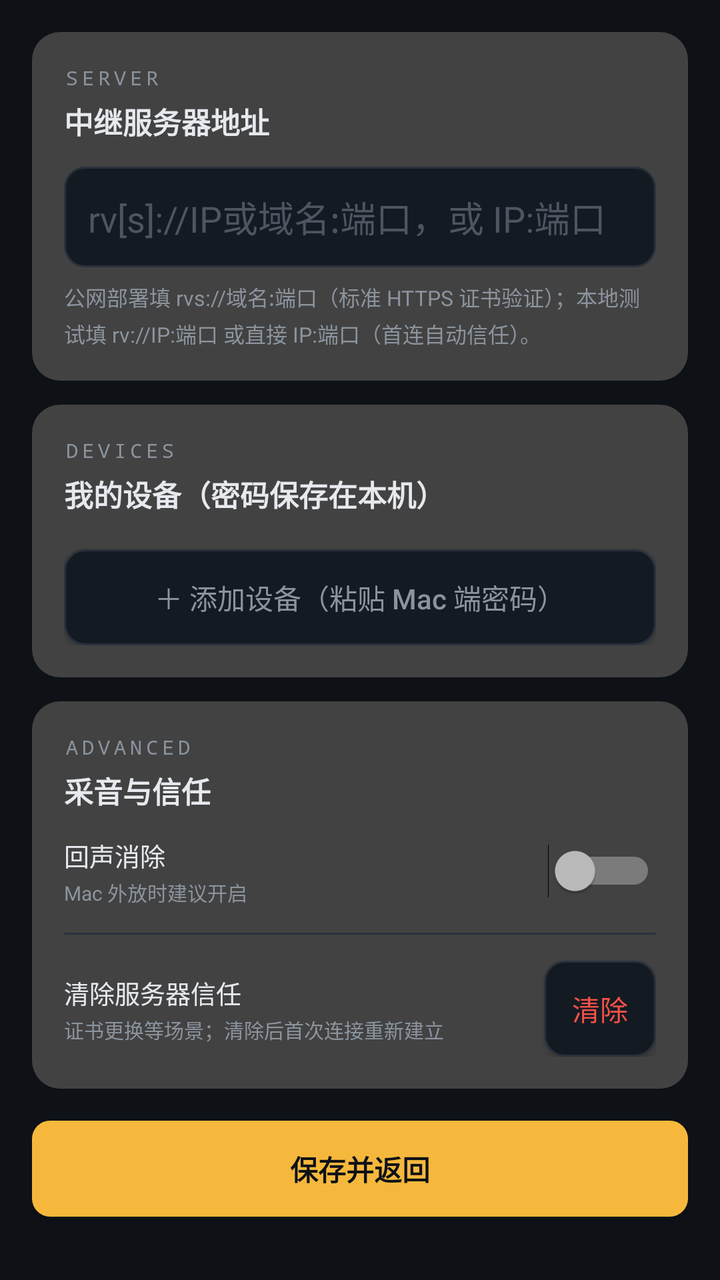
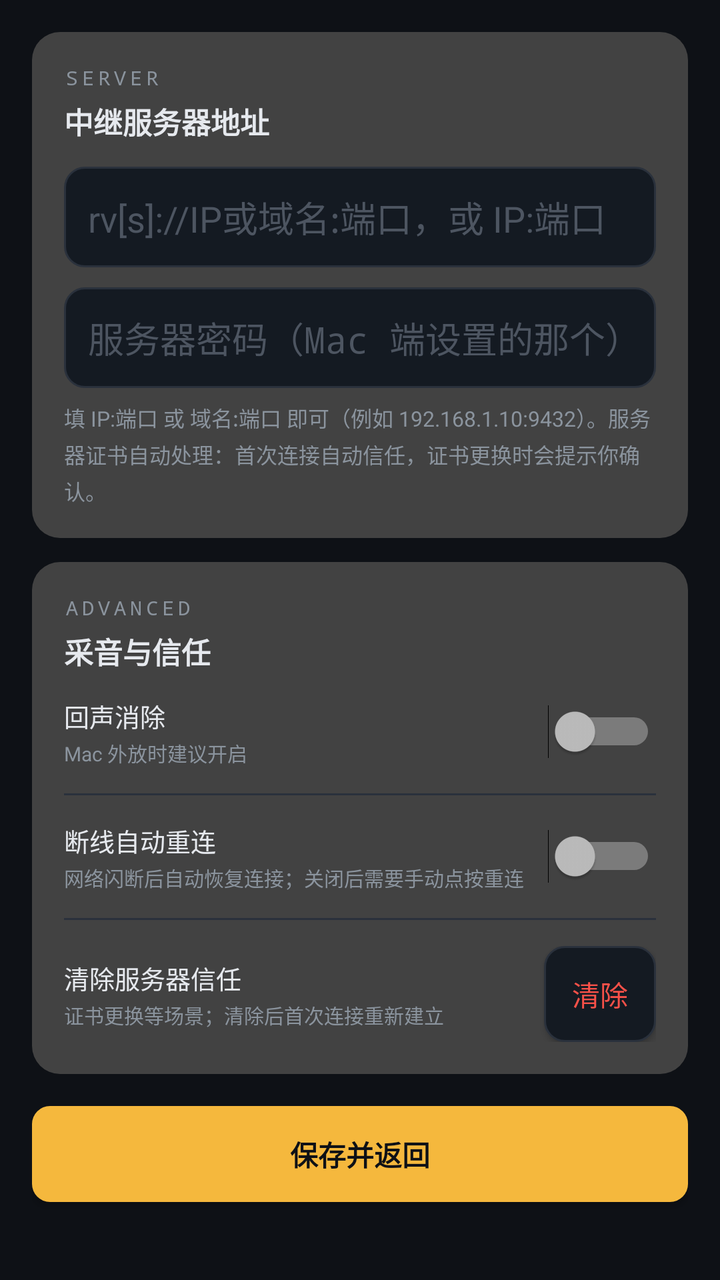

An Android layout rendered at two revisions. The XML below is the earlier revision; the diff shows what the commit changed to produce the second picture.
<!-- AndroidManifest.xml: application theme RVTheme -->
<!-- res/layout/activity_settings.xml -->
<?xml version="1.0" encoding="utf-8"?>
<ScrollView xmlns:android="http://schemas.android.com/apk/res/android"
    android:layout_width="match_parent"
    android:layout_height="match_parent">

    <LinearLayout
        android:layout_width="match_parent"
        android:layout_height="wrap_content"
        android:orientation="vertical"
        android:padding="16dp">

        
        <LinearLayout
            android:layout_width="match_parent"
            android:layout_height="wrap_content"
            android:background="@drawable/bg_card"
            android:orientation="vertical"
            android:padding="16dp">

            <TextView
                android:layout_width="wrap_content"
                android:layout_height="wrap_content"
                android:fontFamily="monospace"
                android:letterSpacing="0.2"
                android:text="@string/sect_server"
                android:textColor="@color/rv_tx2"
                android:textSize="10sp" />

            <TextView
                android:layout_width="wrap_content"
                android:layout_height="wrap_content"
                android:layout_marginTop="4dp"
                android:text="@string/label_server"
                android:textColor="@color/rv_tx"
                android:textSize="14.5sp"
                android:textStyle="bold" />

            <EditText
                android:id="@+id/edit_server"
                android:layout_width="match_parent"
                android:layout_height="wrap_content"
                android:layout_marginTop="12dp"
                android:background="@drawable/bg_field"
                android:hint="@string/hint_server"
                android:inputType="text"
                android:maxLines="1"
                android:padding="12dp"
                android:textColor="@color/rv_tx"
                android:textColorHint="@color/rv_tx3" />

            <TextView
                android:layout_width="match_parent"
                android:layout_height="wrap_content"
                android:layout_marginTop="7dp"
                android:lineSpacingExtra="3dp"
                android:text="@string/hint_server_desc"
                android:textColor="@color/rv_tx2"
                android:textSize="10.5sp" />
        </LinearLayout>

        
        <LinearLayout
            android:layout_width="match_parent"
            android:layout_height="wrap_content"
            android:layout_marginTop="12dp"
            android:background="@drawable/bg_card"
            android:orientation="vertical"
            android:padding="16dp">

            <TextView
                android:layout_width="wrap_content"
                android:layout_height="wrap_content"
                android:fontFamily="monospace"
                android:letterSpacing="0.2"
                android:text="@string/sect_devices"
                android:textColor="@color/rv_tx2"
                android:textSize="10sp" />

            <TextView
                android:layout_width="wrap_content"
                android:layout_height="wrap_content"
                android:layout_marginTop="4dp"
                android:text="@string/label_devices_section"
                android:textColor="@color/rv_tx"
                android:textSize="14.5sp"
                android:textStyle="bold" />

            <LinearLayout
                android:id="@+id/devices_box"
                android:layout_width="match_parent"
                android:layout_height="wrap_content"
                android:layout_marginTop="6dp"
                android:orientation="vertical" />

            <Button
                android:id="@+id/btn_add_device"
                android:layout_width="match_parent"
                android:layout_height="wrap_content"
                android:layout_marginTop="11dp"
                android:background="@drawable/bg_iconbtn"
                android:text="@string/btn_add_device"
                android:textAllCaps="false"
                android:textColor="@color/rv_tx2" />
        </LinearLayout>

        
        <LinearLayout
            android:layout_width="match_parent"
            android:layout_height="wrap_content"
            android:layout_marginTop="12dp"
            android:background="@drawable/bg_card"
            android:orientation="vertical"
            android:padding="16dp">

            <TextView
                android:layout_width="wrap_content"
                android:layout_height="wrap_content"
                android:fontFamily="monospace"
                android:letterSpacing="0.2"
                android:text="@string/sect_advanced"
                android:textColor="@color/rv_tx2"
                android:textSize="10sp" />

            <TextView
                android:layout_width="wrap_content"
                android:layout_height="wrap_content"
                android:layout_marginTop="4dp"
                android:text="@string/label_advanced_title"
                android:textColor="@color/rv_tx"
                android:textSize="14.5sp"
                android:textStyle="bold" />

            <LinearLayout
                android:layout_width="match_parent"
                android:layout_height="wrap_content"
                android:layout_marginTop="12dp"
                android:gravity="center_vertical"
                android:orientation="horizontal">

                <LinearLayout
                    android:layout_width="0dp"
                    android:layout_height="wrap_content"
                    android:layout_weight="1"
                    android:orientation="vertical">

                    <TextView
                        android:layout_width="wrap_content"
                        android:layout_height="wrap_content"
                        android:text="@string/label_aec"
                        android:textColor="@color/rv_tx"
                        android:textSize="12.5sp" />

                    <TextView
                        android:layout_width="wrap_content"
                        android:layout_height="wrap_content"
                        android:layout_marginTop="2dp"
                        android:text="@string/label_aec_desc"
                        android:textColor="@color/rv_tx2"
                        android:textSize="10sp" />
                </LinearLayout>

                <Switch
                    android:id="@+id/switch_aec"
                    android:layout_width="wrap_content"
                    android:layout_height="wrap_content" />
            </LinearLayout>

            <View
                android:layout_width="match_parent"
                android:layout_height="1dp"
                android:layout_marginTop="13dp"
                android:layout_marginBottom="13dp"
                android:background="@color/rv_line" />

            <LinearLayout
                android:layout_width="match_parent"
                android:layout_height="wrap_content"
                android:gravity="center_vertical"
                android:orientation="horizontal">

                <LinearLayout
                    android:layout_width="0dp"
                    android:layout_height="wrap_content"
                    android:layout_weight="1"
                    android:orientation="vertical">

                    <TextView
                        android:layout_width="wrap_content"
                        android:layout_height="wrap_content"
                        android:text="@string/label_trust"
                        android:textColor="@color/rv_tx"
                        android:textSize="12.5sp" />

                    <TextView
                        android:layout_width="wrap_content"
                        android:layout_height="wrap_content"
                        android:layout_marginTop="2dp"
                        android:text="@string/label_trust_desc"
                        android:textColor="@color/rv_tx2"
                        android:textSize="10sp" />
                </LinearLayout>

                <Button
                    android:id="@+id/btn_clear_trust"
                    android:layout_width="wrap_content"
                    android:layout_height="wrap_content"
                    android:background="@drawable/bg_iconbtn"
                    android:minWidth="0dp"
                    android:paddingStart="14dp"
                    android:paddingEnd="14dp"
                    android:text="@string/btn_trust_clear"
                    android:textAllCaps="false"
                    android:textColor="@color/rv_red" />
            </LinearLayout>
        </LinearLayout>

        <Button
            android:id="@+id/btn_back"
            android:layout_width="match_parent"
            android:layout_height="wrap_content"
            android:layout_marginTop="16dp"
            android:layout_marginBottom="12dp"
            android:background="@drawable/bg_brand"
            android:text="@string/btn_save_back"
            android:textAllCaps="false"
            android:textColor="@color/rv_bg"
            android:textSize="14sp"
            android:textStyle="bold" />
    </LinearLayout>
</ScrollView>
<!-- resources referenced by this layout -->
<resources>
  <color name="rv_bg">#0E1116</color>
  <color name="rv_line">#2A313C</color>
  <color name="rv_red">#F85149</color>
  <color name="rv_tx">#E6E9EE</color>
  <color name="rv_tx2">#8B949E</color>
  <color name="rv_tx3">#4D5561</color>
  <!-- drawable bg_brand (drawable) -->
  <?xml version="1.0" encoding="utf-8"?>
  <shape xmlns:android="http://schemas.android.com/apk/res/android">
      <solid android:color="@color/rv_amber" />
      <corners android:radius="9dp" />
  </shape>
  <!-- drawable bg_card (drawable) -->
  <?xml version="1.0" encoding="utf-8"?>
  <shape xmlns:android="http://schemas.android.com/apk/res/android"
      android:shape="rectangle">
      <solid android:color="?android:attr/colorBackgroundFloating" />
      <corners android:radius="14dp" />
  </shape>
  <!-- drawable bg_field (drawable) -->
  <?xml version="1.0" encoding="utf-8"?>
  <shape xmlns:android="http://schemas.android.com/apk/res/android">
      <solid android:color="@color/rv_field" />
      <stroke android:width="1dp" android:color="@color/rv_line" />
      <corners android:radius="10dp" />
  </shape>
  <!-- drawable bg_iconbtn (drawable) -->
  <?xml version="1.0" encoding="utf-8"?>
  <shape xmlns:android="http://schemas.android.com/apk/res/android">
      <solid android:color="@color/rv_field" />
      <stroke android:width="1dp" android:color="@color/rv_line" />
      <corners android:radius="10dp" />
  </shape>
  <string name="btn_add_device">＋ 添加设备（粘贴 Mac 端密码）</string>
  <string name="btn_save_back">保存并返回</string>
  <string name="btn_trust_clear">清除</string>
  <string name="hint_server">rv[s]://IP或域名:端口，或 IP:端口</string>
  <string name="hint_server_desc">公网部署填 rvs://域名:端口（标准 HTTPS 证书验证）；本地测试填 rv://IP:端口 或直接 IP:端口（首连自动信任）。</string>
  <string name="label_advanced_title">采音与信任</string>
  <string name="label_aec">回声消除</string>
  <string name="label_aec_desc">Mac 外放时建议开启</string>
  <string name="label_devices_section">我的设备（密码保存在本机）</string>
  <string name="label_server">中继服务器地址</string>
  <string name="label_trust">清除服务器信任</string>
  <string name="label_trust_desc">证书更换等场景；清除后首次连接重新建立</string>
  <string name="sect_advanced">ADVANCED</string>
  <string name="sect_devices">DEVICES</string>
  <string name="sect_server">SERVER</string>
  <style name="RVTheme" parent="@android:style/Theme.Material.NoActionBar">
          <item name="android:windowBackground">@color/rv_bg</item>
          <item name="android:statusBarColor">@color/rv_bg</item>
          <item name="android:navigationBarColor">@color/rv_bg</item>
          <item name="android:colorAccent">@color/rv_amber</item>
          <item name="android:colorControlActivated">@color/rv_amber</item>
          <item name="android:colorControlNormal">@color/rv_tx2</item>
          <item name="android:textColorPrimary">@color/rv_tx</item>
          <item name="android:textColorSecondary">@color/rv_tx2</item>
      </style>
  <color name="rv_amber">#F5B83D</color>
  <color name="rv_field">#141A22</color>
</resources>

<!-- the commit's change to res/layout/activity_settings.xml (unified diff, before → after) -->
@@ -43,6 +43,19 @@
                 android:background="@drawable/bg_field"
                 android:hint="@string/hint_server"
                 android:inputType="text"
+                android:maxLines="1"
+                android:padding="12dp"
+                android:textColor="@color/rv_tx"
+                android:textColorHint="@color/rv_tx3" />
+
+            <EditText
+                android:id="@+id/edit_password"
+                android:layout_width="match_parent"
+                android:layout_height="wrap_content"
+                android:layout_marginTop="10dp"
+                android:background="@drawable/bg_field"
+                android:hint="服务器密码（Mac 端设置的那个）"
+                android:inputType="textPassword"
                 android:maxLines="1"
                 android:padding="12dp"
                 android:textColor="@color/rv_tx"
@@ -72,51 +85,6 @@
                 android:layout_height="wrap_content"
                 android:fontFamily="monospace"
                 android:letterSpacing="0.2"
-                android:text="@string/sect_devices"
-                android:textColor="@color/rv_tx2"
-                android:textSize="10sp" />
-
-            <TextView
-                android:layout_width="wrap_content"
-                android:layout_height="wrap_content"
-                android:layout_marginTop="4dp"
-                android:text="@string/label_devices_section"
-                android:textColor="@color/rv_tx"
-                android:textSize="14.5sp"
-                android:textStyle="bold" />
-
-            <LinearLayout
-                android:id="@+id/devices_box"
-                android:layout_width="match_parent"
-                android:layout_height="wrap_content"
-                android:layout_marginTop="6dp"
-                android:orientation="vertical" />
-
-            <Button
-                android:id="@+id/btn_add_device"
-                android:layout_width="match_parent"
-                android:layout_height="wrap_content"
-                android:layout_marginTop="11dp"
-                android:background="@drawable/bg_iconbtn"
-                android:text="@string/btn_add_device"
-                android:textAllCaps="false"
-                android:textColor="@color/rv_tx2" />
-        </LinearLayout>
-
-        
-        <LinearLayout
-            android:layout_width="match_parent"
-            android:layout_height="wrap_content"
-            android:layout_marginTop="12dp"
-            android:background="@drawable/bg_card"
-            android:orientation="vertical"
-            android:padding="16dp">
-
-            <TextView
-                android:layout_width="wrap_content"
-                android:layout_height="wrap_content"
-                android:fontFamily="monospace"
-                android:letterSpacing="0.2"
                 android:text="@string/sect_advanced"
                 android:textColor="@color/rv_tx2"
                 android:textSize="10sp" />
@@ -161,6 +129,47 @@
 
                 <Switch
                     android:id="@+id/switch_aec"
+                    android:layout_width="wrap_content"
+                    android:layout_height="wrap_content" />
+            </LinearLayout>
+
+            <View
+                android:layout_width="match_parent"
+                android:layout_height="1dp"
+                android:layout_marginTop="13dp"
+                android:layout_marginBottom="13dp"
+                android:background="@color/rv_line" />
+
+            <LinearLayout
+                android:layout_width="match_parent"
+                android:layout_height="wrap_content"
+                android:gravity="center_vertical"
+                android:orientation="horizontal">
+
+                <LinearLayout
+                    android:layout_width="0dp"
+                    android:layout_height="wrap_content"
+                    android:layout_weight="1"
+                    android:orientation="vertical">
+
+                    <TextView
+                        android:layout_width="wrap_content"
+                        android:layout_height="wrap_content"
+                        android:text="断线自动重连"
+                        android:textColor="@color/rv_tx"
+                        android:textSize="12.5sp" />
+
+                    <TextView
+                        android:layout_width="wrap_content"
+                        android:layout_height="wrap_content"
+                        android:layout_marginTop="2dp"
+                        android:text="网络闪断后自动恢复连接；关闭后需要手动点按重连"
+                        android:textColor="@color/rv_tx2"
+                        android:textSize="10sp" />
+                </LinearLayout>
+
+                <Switch
+                    android:id="@+id/switch_auto_reconnect"
                     android:layout_width="wrap_content"
                     android:layout_height="wrap_content" />
             </LinearLayout>
<!-- resource entries referenced after the edit -->
@@ -33,20 +33,17 @@
       <stroke android:width="1dp" android:color="@color/rv_line" />
       <corners android:radius="10dp" />
   </shape>
-  <string name="btn_add_device">＋ 添加设备（粘贴 Mac 端密码）</string>
   <string name="btn_save_back">保存并返回</string>
   <string name="btn_trust_clear">清除</string>
   <string name="hint_server">rv[s]://IP或域名:端口，或 IP:端口</string>
-  <string name="hint_server_desc">公网部署填 rvs://域名:端口（标准 HTTPS 证书验证）；本地测试填 rv://IP:端口 或直接 IP:端口（首连自动信任）。</string>
+  <string name="hint_server_desc">填 IP:端口 或 域名:端口 即可（例如 192.168.1.10:9432）。服务器证书自动处理：首次连接自动信任，证书更换时会提示你确认。</string>
   <string name="label_advanced_title">采音与信任</string>
   <string name="label_aec">回声消除</string>
   <string name="label_aec_desc">Mac 外放时建议开启</string>
-  <string name="label_devices_section">我的设备（密码保存在本机）</string>
   <string name="label_server">中继服务器地址</string>
   <string name="label_trust">清除服务器信任</string>
   <string name="label_trust_desc">证书更换等场景；清除后首次连接重新建立</string>
   <string name="sect_advanced">ADVANCED</string>
-  <string name="sect_devices">DEVICES</string>
   <string name="sect_server">SERVER</string>
   <style name="RVTheme" parent="@android:style/Theme.Material.NoActionBar">
           <item name="android:windowBackground">@color/rv_bg</item>
